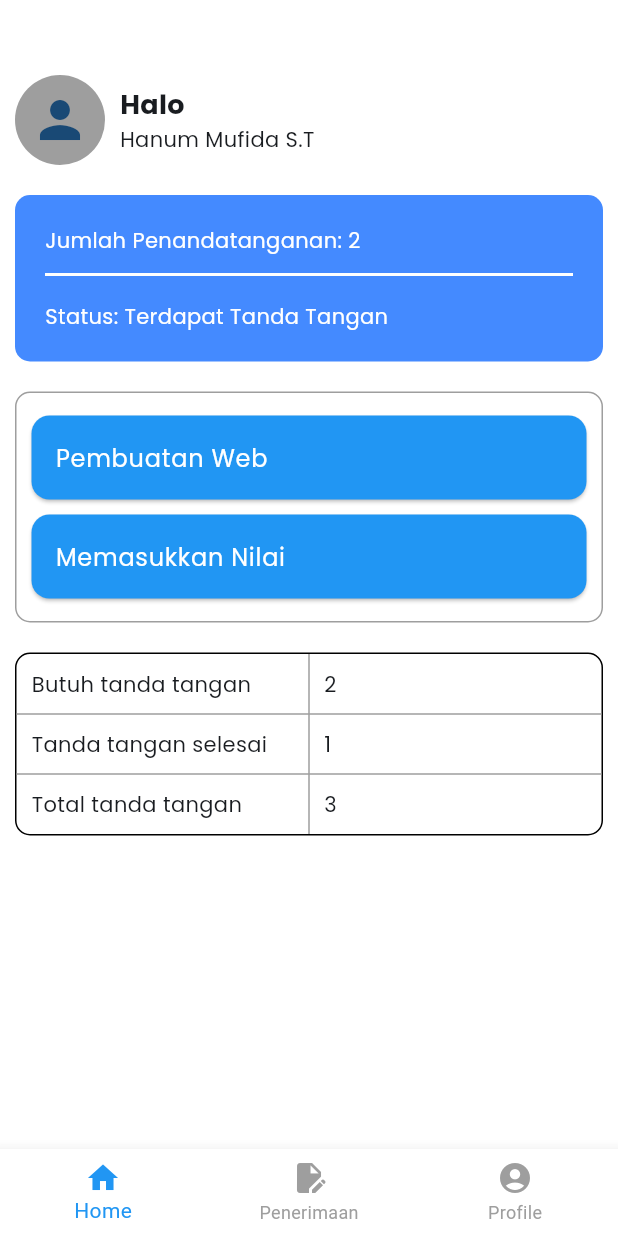
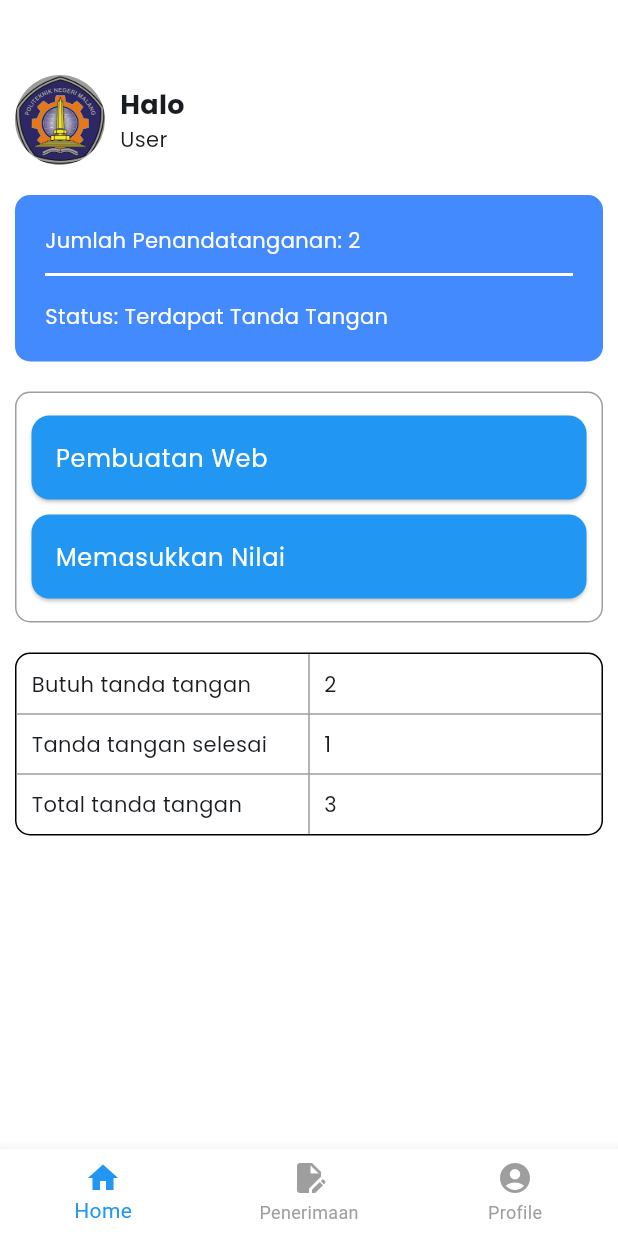
Before and after one commit to rizkypratamayudha/E-Kompen, a Flutter app: the KaprodiDashboard screen opened directly, on a phone screen of 412 x 824 dp. Run offline on Flutter 3.47's test engine with Material 3 defaults, Android fonts, the phone set to English and light mode, and no system bars; our stand-ins replace flutter_secure_storage, google_fonts, image_picker, qr_flutter, shared_preferences; accounts and stored records are empty.

Commit message:
Pembaruan Dasboard MHS dan Kaprodi

```diff
--- a/lib/kaprodi.dart
+++ b/lib/kaprodi.dart
@@ -3,6 +3,7 @@ import 'package:google_fonts/google_fonts.dart';
 import 'bottombar/bottombarKaprodi.dart';
 import 'Kaprodi/profile.dart';
 import 'Kaprodi/penandatanganan_kaprodi.dart';
+import 'package:shared_preferences/shared_preferences.dart';
 
 class KaprodiDashboard extends StatefulWidget {
   const KaprodiDashboard({super.key});
@@ -13,7 +14,23 @@ class KaprodiDashboard extends StatefulWidget {
 
 class _KaprodiDashboardState extends State<KaprodiDashboard> {
   int _selectedIndex = 0;
+  String _nama = 'User';
+  String _avatarUrl = '';
 
+  @override
+  void initState() {
+    super.initState();
+    _loadUserData(); // Muat data pengguna saat inisialisasi
+  }
+
+  // Fungsi untuk mengambil nama dan avatar dari SharedPreferences
+  Future<void> _loadUserData() async {
+    final prefs = await SharedPreferences.getInstance();
+    setState(() {
+      _nama = prefs.getString('nama') ?? 'User';
+      _avatarUrl = prefs.getString('avatarUrl') ?? '';
+    });
+  }
 
   void _onItemTapped(int index) {
     setState(() {
@@ -26,17 +43,18 @@ void _onItemTapped(int index) {
       Navigator.push(
         context,
         MaterialPageRoute(
-          builder: (context) => PenandatangananKaprodi()), // Halaman Penerimaan
+          builder: (context) => const PenandatangananKaprodi(),
+        ),
       );
     } else if (index == 2) {
       Navigator.push(
         context,
         MaterialPageRoute(
-          builder: (context) => ProfilePage()), // Halaman Profile
+          builder: (context) => const ProfilePage(),
+        ),
       );
     }
   }
-
 
   @override
   Widget build(BuildContext context) {
@@ -44,15 +62,18 @@ void _onItemTapped(int index) {
       body: Column(
         crossAxisAlignment: CrossAxisAlignment.start,
         children: [
-          // Header Section (This part will stay fixed)
+          // Header Section
           Padding(
             padding: const EdgeInsets.fromLTRB(10.0, 50.0, 10.0, 20.0),
             child: Row(
               children: [
-                const CircleAvatar(
+                CircleAvatar(
                   radius: 30,
                   backgroundColor: Colors.grey,
-                  child: Icon(Icons.person, size: 40),
+                  backgroundImage: _avatarUrl.isNotEmpty
+                      ? NetworkImage(_avatarUrl)
+                      : const AssetImage('assets/img/polinema.png')
+                          as ImageProvider,
                 ),
                 const SizedBox(width: 10),
                 Column(
@@ -66,7 +87,7 @@ void _onItemTapped(int index) {
                       ),
                     ),
                     Text(
-                      'Hanum Mufida S.T',
+                      _nama,
                       style: GoogleFonts.poppins(),
                     ),
                   ],
@@ -75,7 +96,7 @@ void _onItemTapped(int index) {
             ),
           ),
 
-          // Content Section (Scrollable content)
+          // Content Section
           Expanded(
             child: SingleChildScrollView(
               physics: const BouncingScrollPhysics(),
@@ -164,7 +185,6 @@ void _onItemTapped(int index) {
           ),
         ],
       ),
-      // Bottom Navigation Bar
       bottomNavigationBar: BottomNavBarKaprodi(
         selectedIndex: _selectedIndex,
         onItemTapped: _onItemTapped,
@@ -184,7 +204,6 @@ void _onItemTapped(int index) {
           title,
           style: GoogleFonts.poppins(fontSize: 16, color: Colors.white),
         ),
-        // trailing: const Icon(Icons.arrow_forward, color: Colors.white), // Example icon
       ),
     );
   }
```
Also changed, not shown: lib/mahasiswa.dart (+28 -24 lines). Lines whose indentation alone changed are shown as unchanged.
